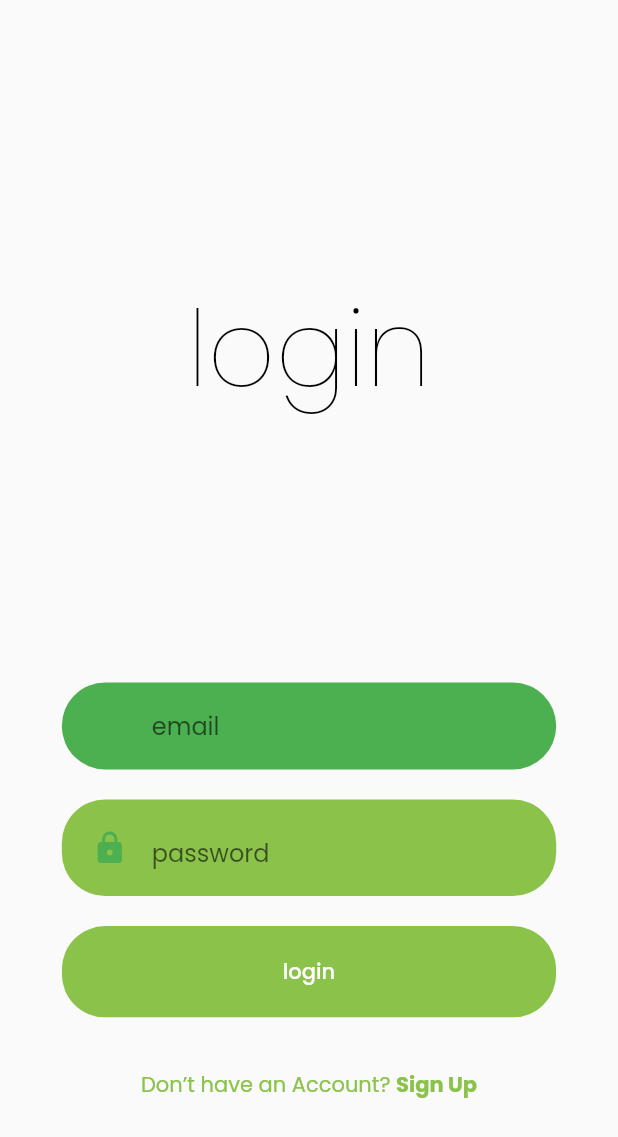
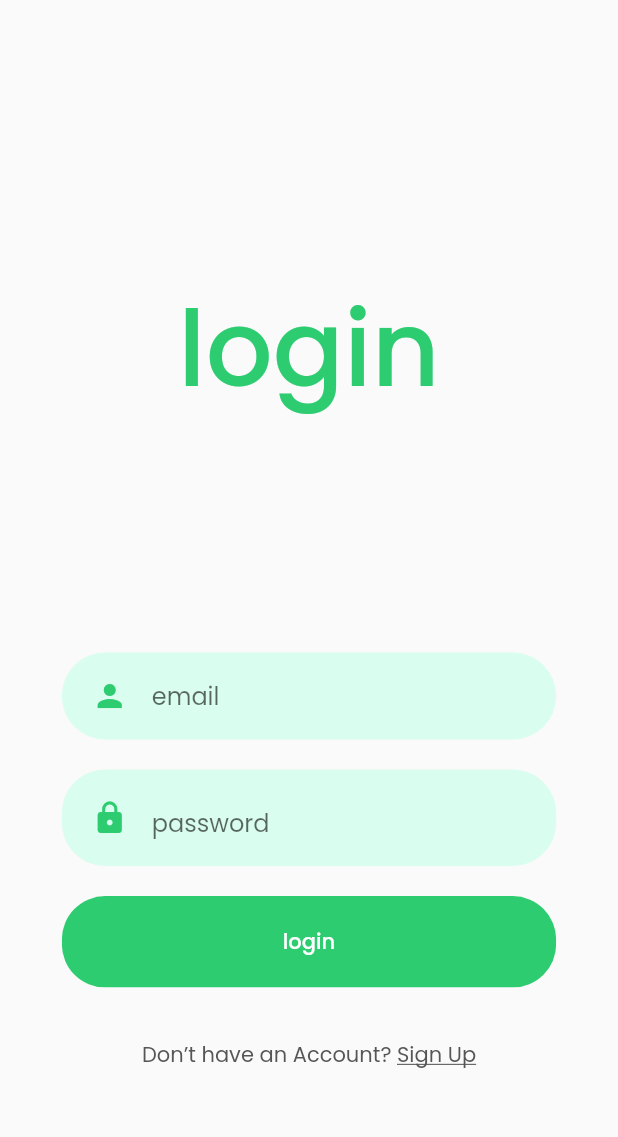
Before and after one commit to GroderApp/groder, a Flutter app: the screen it shows after launch, after a tap on "login", after a tap on "with email", on a phone screen of 412 x 824 dp. Shown: the top 1137 px of the screen. Run offline on Flutter 3.47's test engine with Material 2 defaults, Android fonts, the phone set to English and light mode, and no system bars; our stand-ins replace cloud_firestore, firebase_auth, firebase_core; accounts and stored records are empty.

Commit message:
Login updates
Still need to fix login and signup issues

```diff
--- a/lib/authScreens/authenticate.dart
+++ b/lib/authScreens/authenticate.dart
@@ -1,5 +1,6 @@
 import 'package:flutter/material.dart';
 import 'package:groder/authScreens/sign_in.dart';
+import 'package:groder/shared/groder_colors.dart';
 
 class Authenticate extends StatefulWidget {
   const Authenticate({Key? key}) : super(key: key);
@@ -27,13 +28,13 @@ class _AuthenticateState extends State<Authenticate> {
                     height: 180,
                   ),
                   Text(
-                    "Groder",
+                    "groder",
                     style: TextStyle(
-                        color: Colors.black,
+                        color: GroderColors.green,
                         fontSize: 70,
-                        fontWeight: FontWeight.w200),
+                        fontWeight: FontWeight.w500),
                   ),
-                  SizedBox(height: 160),
+                  SizedBox(height: 150),
                   SingleChildScrollView(
                     child: Column(
                       crossAxisAlignment: CrossAxisAlignment.center,
@@ -59,12 +60,13 @@ class _AuthenticateState extends State<Authenticate> {
                                   ),
                                   borderRadius: BorderRadius.circular(20),
                                   color: loginTapped
-                                      ? Colors.lightGreen
+                                      ? GroderColors.green
                                       : Colors.black),
                               child: Center(
                                 child: Text(
                                   "login",
                                   style: TextStyle(
+                                    fontSize: 20,
                                       color: loginTapped
                                           ? Colors.black
                                           : Colors.white),
@@ -94,12 +96,13 @@ class _AuthenticateState extends State<Authenticate> {
                                       ),
                                       borderRadius: BorderRadius.circular(20),
                                       color: loginTapped
-                                          ? Colors.lightGreen
+                                          ? GroderColors.green
                                           : Colors.black),
                                   child: Center(
                                     child: Text(
                                       "login",
                                       style: TextStyle(
+                                          fontSize: 20,
                                           color: loginTapped
                                               ? Colors.black
                                               : Colors.white),
@@ -126,7 +129,7 @@ class _AuthenticateState extends State<Authenticate> {
                                   child: Center(
                                     child: Text(
                                       "with email",
-                                      style: TextStyle(color: Colors.black),
+                                      style: TextStyle(fontSize: 20, color: Colors.black),
                                     ),
                                   ),
                                 ),
@@ -145,7 +148,7 @@ class _AuthenticateState extends State<Authenticate> {
                                   child: Center(
                                     child: Text(
                                       "with google",
-                                      style: TextStyle(color: Colors.black),
+                                      style: TextStyle(fontSize: 20, color: Colors.black),
                                     ),
                                   ),
                                 ),
@@ -164,7 +167,7 @@ class _AuthenticateState extends State<Authenticate> {
                                   child: Center(
                                     child: Text(
                                       "with apple",
-                                      style: TextStyle(color: Colors.black),
+                                      style: TextStyle(fontSize: 20, color: Colors.black),
                                     ),
                                   ),
                                 ),
@@ -200,12 +203,13 @@ class _AuthenticateState extends State<Authenticate> {
                                   ),
                                   borderRadius: BorderRadius.circular(20),
                                   color: registerTapped
-                                      ? Colors.lightGreen
+                                      ? GroderColors.green
                                       : Colors.black),
                               child: Center(
                                 child: Text(
                                   "register",
                                   style: TextStyle(
+                                      fontSize: 20,
                                       color: registerTapped
                                           ? Colors.black
                                           : Colors.white),
@@ -235,12 +239,13 @@ class _AuthenticateState extends State<Authenticate> {
                                       ),
                                       borderRadius: BorderRadius.circular(20),
                                       color: registerTapped
-                                          ? Colors.lightGreen
+                                          ? GroderColors.green
                                           : Colors.black),
                                   child: Center(
                                     child: Text(
                                       "register",
                                       style: TextStyle(
+                                          fontSize: 20,
                                           color: registerTapped
                                               ? Colors.black
                                               : Colors.white),
@@ -262,7 +267,7 @@ class _AuthenticateState extends State<Authenticate> {
                                   child: Center(
                                     child: Text(
                                       "with email",
-                                      style: TextStyle(color: Colors.black),
+                                      style: TextStyle(fontSize: 20, color: Colors.black),
                                     ),
                                   ),
                                 ),
@@ -281,7 +286,7 @@ class _AuthenticateState extends State<Authenticate> {
                                   child: Center(
                                     child: Text(
                                       "with google",
-                                      style: TextStyle(color: Colors.black),
+                                      style: TextStyle(fontSize: 20, color: Colors.black),
                                     ),
                                   ),
                                 ),
@@ -300,7 +305,7 @@ class _AuthenticateState extends State<Authenticate> {
                                   child: Center(
                                     child: Text(
                                       "with apple",
-                                      style: TextStyle(color: Colors.black),
+                                      style: TextStyle(fontSize: 20, color: Colors.black),
                                     ),
                                   ),
                                 ),
--- a/lib/authScreens/sign_in.dart
+++ b/lib/authScreens/sign_in.dart
@@ -2,6 +2,7 @@ import 'package:flutter/cupertino.dart';
 import 'package:flutter/material.dart';
 import 'package:groder/authScreens/sign_up.dart';
 import 'package:groder/services/authentication_service.dart';
+import 'package:groder/shared/groder_colors.dart';
 import 'package:provider/provider.dart';
 
 class SignIn extends StatefulWidget {
@@ -35,18 +36,18 @@ class _SignInState extends State<SignIn> {
                 Text(
                   "login",
                   style: TextStyle(
-                    color: Colors.black,
+                    color: GroderColors.green,
                     fontSize: 70,
-                    fontWeight: FontWeight.w200,
+                    fontWeight: FontWeight.w500,
                   ),
                 ),
-                SizedBox(height: 160),
+                SizedBox(height: 140),
                 Container(
                   margin: EdgeInsets.symmetric(vertical: 10),
                   padding: EdgeInsets.symmetric(horizontal: 20, vertical: 5),
                   width: size.width * 0.8,
                   decoration: BoxDecoration(
-                    color: Colors.green,
+                    color: GroderColors.lightGreen,
                     borderRadius: BorderRadius.circular(29),
                   ),
                   child: TextFormField(
@@ -60,7 +61,7 @@ class _SignInState extends State<SignIn> {
                     },
                     cursorColor: Colors.white,
                     decoration: InputDecoration(
-                      icon: Icon(Icons.person, color: Colors.green),
+                      icon: Icon(Icons.person, color: GroderColors.green),
                       hintText: "email",
                       border: InputBorder.none,
                     ),
@@ -71,7 +72,7 @@ class _SignInState extends State<SignIn> {
                   padding: EdgeInsets.symmetric(horizontal: 20, vertical: 5),
                   width: size.width * 0.8,
                   decoration: BoxDecoration(
-                    color: Colors.lightGreen,
+                    color: GroderColors.lightGreen,
                     borderRadius: BorderRadius.circular(29),
                   ),
                   child: TextFormField(
@@ -84,16 +85,14 @@ class _SignInState extends State<SignIn> {
                       hintText: "password",
                       icon: Icon(
                         Icons.lock,
-                        color: Colors.green,
+                        color: GroderColors.green,
                       ),
-                      suffix: InkWell(
-                        child: Icon(
-                          obscurePassword
-                              ? Icons.visibility
-                              : Icons.visibility_off,
-                          color: Colors.green,
-                        ),
-                        onTap: () {
+                      suffix: IconButton(
+                        padding: EdgeInsets.zero,
+                        constraints: BoxConstraints(),
+                        icon: obscurePassword ? Icon(Icons.visibility) : Icon(Icons.visibility_off),
+                        color: GroderColors.grey,
+                        onPressed: () {
                           setState(() {
                             obscurePassword = !obscurePassword;
                           });
@@ -111,11 +110,14 @@ class _SignInState extends State<SignIn> {
                     child: FlatButton(
                       padding:
                       EdgeInsets.symmetric(vertical: 20, horizontal: 40),
-                      color: Colors.lightGreen,
-                      onPressed: () {
-                        print("hello");
-                        context.read<AuthenticationService>().signIn(email, password);
-                        Navigator.of(context).pushNamedAndRemoveUntil('/', (Route<dynamic> route) => false);
+                      color: GroderColors.green,
+                      onPressed: () async {
+                        String toReturn = await context.read<AuthenticationService>().signIn(email, password);
+                        if(toReturn == "worked") {
+                          Navigator.of(context).pushNamedAndRemoveUntil('/', (Route<dynamic> route) => false);
+                        } else {
+
+                        }
                       },
                       child: Text(
                         "login",
@@ -130,7 +132,7 @@ class _SignInState extends State<SignIn> {
                   children: <Widget>[
                     Text(
                       "Don’t have an Account? ",
-                      style: TextStyle(color: Colors.lightGreen),
+                      style: TextStyle(color: GroderColors.darkGrey),
                     ),
                     GestureDetector(
                       onTap: () {
@@ -146,8 +148,8 @@ class _SignInState extends State<SignIn> {
                       child: Text(
                         "Sign Up",
                         style: TextStyle(
-                          color: Colors.lightGreen,
-                          fontWeight: FontWeight.bold,
+                          color: GroderColors.darkGrey,
+                          decoration: TextDecoration.underline,
                         ),
                       ),
                     ),
--- a/lib/main.dart
+++ b/lib/main.dart
@@ -49,10 +49,8 @@ class AuthenticationWrapper extends StatelessWidget {
   Widget build(BuildContext context) {
     final firebaseUser = context.watch<User?>();
     if(firebaseUser == null) {
-      print("Signed out");
       return Authenticate();
     } else {
-      print("Signed In");
       return Profile();
     }
   }
--- a/lib/services/authentication_service.dart
+++ b/lib/services/authentication_service.dart
@@ -17,7 +17,7 @@ class AuthenticationService {
   Future<String> signIn(String email, String password) async {
     try {
        await _firebaseAuth.signInWithEmailAndPassword(email: email, password: password);
-       return "Signed in";
+       return "worked";
     } on FirebaseAuthException catch (e) {
       print(e.message.toString());
       return e.message.toString();
```
Also changed, not shown: lib/past_order.dart (+25 -14 lines), lib/profile.dart (+16 -1 lines), lib/shared/custom_dialog_box.dart (added, +66 -0 lines).
